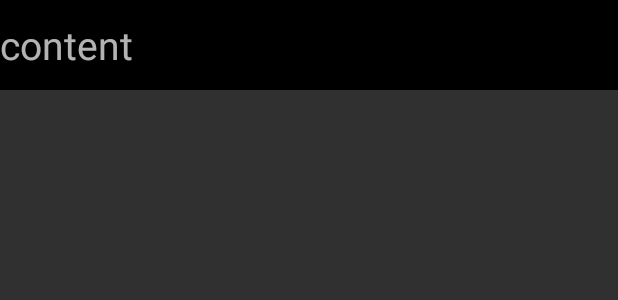
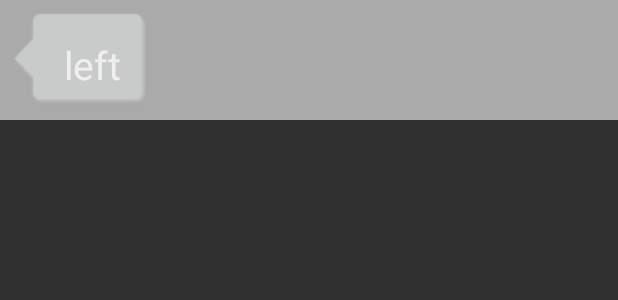
Before and after one commit to sanders-josh/JSanders22Ex, an Android app: the layout item_advanced_listview.xml on its own in the app's theme, with its tools: preview values and no code run, on a phone screen of 412 x 824 dp. Shown: the top 300 px of the screen. Run offline under Robolectric (Android 15) with nearby library versions, the phone set to English and light mode, and no system bars.

Commit message:
working advanced list view

```diff
--- a/app/src/main/res/layout/activity_advanced_list_view.xml
+++ b/app/src/main/res/layout/activity_advanced_list_view.xml
@@ -9,8 +9,8 @@
     <ListView
         android:id="@+id/advanced_listview"
         android:layout_width="match_parent"
-        android:layout_height="match_parent">
-
+        android:layout_height="match_parent"
+        android:divider="@null">
     </ListView>
 
 </android.support.constraint.ConstraintLayout>
--- a/app/src/main/res/layout/item_advanced_listview.xml
+++ b/app/src/main/res/layout/item_advanced_listview.xml
@@ -1,26 +1,34 @@
 <?xml version="1.0" encoding="utf-8"?>
 <RelativeLayout
     xmlns:android="http://schemas.android.com/apk/res/android" android:layout_width="match_parent"
-    android:layout_height="60dp"
-    android:background="@android:color/black">
+    android:layout_height="80dp"
+    android:background="@android:color/darker_gray">
 
     <TextView
-        android:id="@+id/item_advanced_listview_textview"
-        android:layout_width="match_parent"
+        android:id="@+id/item_advanced_listview_textview_left"
+        android:layout_width="wrap_content"
         android:layout_height="match_parent"
+        android:layout_margin="5dp"
+        android:padding="20dp"
         android:textSize="26sp"
         android:visibility="visible"
         android:layout_alignParentLeft="true"
+        android:layout_centerVertical="true"
         android:hint="left"
-        android:gravity="center_vertical"
-        android:text="content"/>
+        android:background="@drawable/chatfrom_bg_focused"
+        android:gravity="center_vertical|right"/>
 
     <TextView
-        android:layout_width="match_parent"
+        android:id="@+id/item_advanced_listview_textview_right"
+        android:layout_width="wrap_content"
         android:layout_height="match_parent"
+        android:layout_margin="5dp"
+        android:padding="20dp"
+        android:textSize="26sp"
+        android:visibility="invisible"
         android:layout_alignParentRight="true"
-        android:visibility="invisible"
-        android:textSize="26sp"
-        android:gravity="center_vertical"
-        android:hint="right"/>
+        android:layout_centerVertical="true"
+        android:hint="right"
+        android:background="@drawable/chatto_bg_focused"
+        android:gravity="center_vertical|left"/>
 </RelativeLayout>
```
Also changed, not shown: app/src/main/java/com/example/jsand/jsanders22ex/activity/AdvancedListViewActivity.java (+6 -1 lines), app/src/main/java/com/example/jsand/jsanders22ex/adapter/AdvancedListAdapter.java (+39 -7 lines), app/src/main/res/layout/listview_header.xml (added, +13 -0 lines), app/src/main/res/drawable/chatfrom_bg_focused.9.png.
